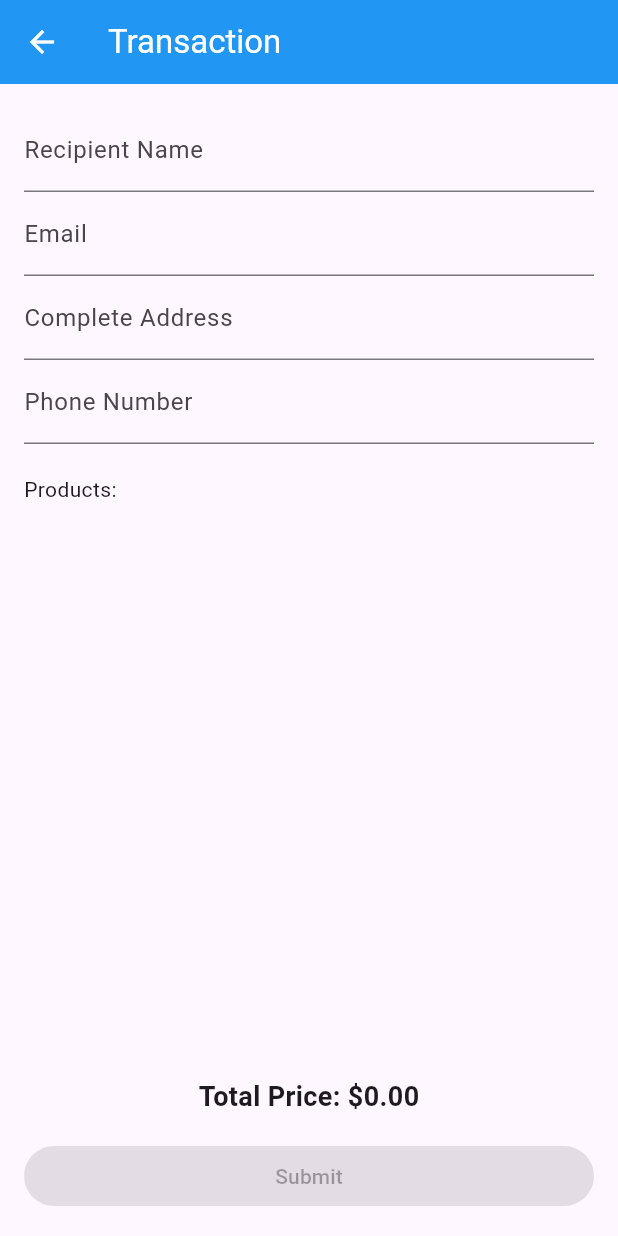
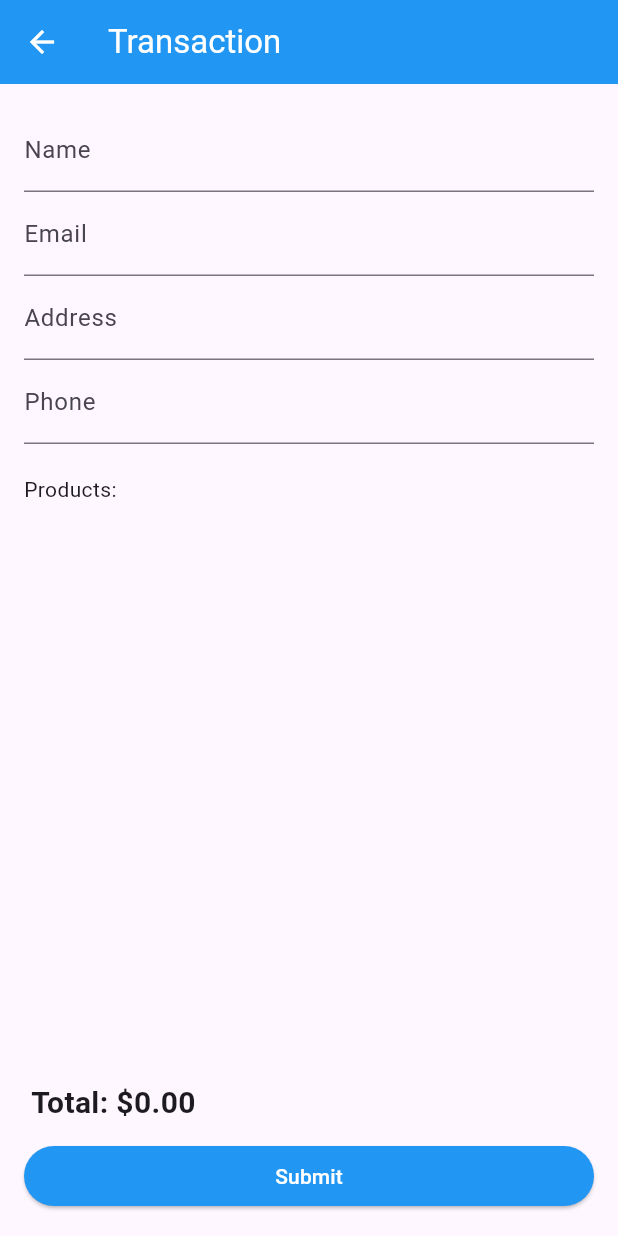
Before and after one commit to gentaananda48/jb_store, a Flutter app: the TransactionScreen screen opened directly with empty values, on a phone screen of 412 x 824 dp. Run offline on Flutter 3.47's test engine with Material 3 defaults, Android fonts, the phone set to English and light mode, and no system bars; network calls fail.

Commit message:
Menambahkan halaman create transaction dan detail transaction

```diff
--- a/lib/screen/all_product.dart
+++ b/lib/screen/all_product.dart
@@ -47,6 +47,7 @@ class _AllProductsScreenState extends State<AllProductsScreen> {
           children: [
             ListTile(
               title: Row(
+                mainAxisAlignment: MainAxisAlignment.start,
                 children: [
                   IconButton(
                     onPressed: (){
--- a/lib/transaction/transaction_screen.dart
+++ b/lib/transaction/transaction_screen.dart
@@ -1,5 +1,7 @@
 import 'package:flutter/material.dart';
+import 'package:flutter/widgets.dart';
 import 'package:jb_store/models/product.dart';
+import 'package:jb_store/transaction/detail_transaction.dart';
 
 class TransactionScreen extends StatefulWidget {
   final List<Product> cart;
@@ -12,13 +14,35 @@ class TransactionScreen extends StatefulWidget {
 
 class _TransactionScreenState extends State<TransactionScreen> {
   final _formKey = GlobalKey<FormState>();
-  final _nameController = TextEditingController();
-  final _emailController = TextEditingController();
-  final _addressController = TextEditingController();
-  final _phoneController = TextEditingController();
+  final Map<String, dynamic> _transactionData = {
+    'name': '',
+    'email': '',
+    'address': '',
+    'phone': '',
+    'total': 0.0,
+  };
 
-  double calculateTotalPrice() {
-    return widget.cart.fold(0, (total, current) => total + current.price);
+  @override
+  void initState() {
+    super.initState();
+    _transactionData['total'] = widget.cart.fold(0.0, (sum, item) => sum + item.price);
+  }
+
+  void _submitForm() {
+    if (_formKey.currentState?.validate() ?? false) {
+      _formKey.currentState?.save();
+      Navigator.push(
+        context,
+        MaterialPageRoute(
+          builder: (context) => DetailTransactionScreen(
+            transactionData: _transactionData,
+            products: widget.cart,
+            cart: widget.cart,
+          ),
+        ),
+      );
+
+    }
   }
 
   @override
@@ -36,47 +60,55 @@ class _TransactionScreenState extends State<TransactionScreen> {
           child: ListView(
             children: [
               TextFormField(
-                controller: _nameController,
-                decoration: InputDecoration(labelText: 'Recipient Name'),
+                decoration: InputDecoration(labelText: 'Name'),
+                onSaved: (value) {
+                  _transactionData['name'] = value;
+                },
                 validator: (value) {
                   if (value == null || value.isEmpty) {
-                    return 'Please enter the recipient name';
+                    return 'Please enter your name';
                   }
                   return null;
                 },
               ),
               TextFormField(
-                controller: _emailController,
                 decoration: InputDecoration(labelText: 'Email'),
+                onSaved: (value) {
+                  _transactionData['email'] = value;
+                },
                 validator: (value) {
                   if (value == null || value.isEmpty) {
-                    return 'Please enter the email';
+                    return 'Please enter your email';
                   }
                   return null;
                 },
               ),
               TextFormField(
-                controller: _addressController,
-                decoration: InputDecoration(labelText: 'Complete Address'),
+                decoration: InputDecoration(labelText: 'Address'),
+                onSaved: (value) {
+                  _transactionData['address'] = value;
+                },
                 validator: (value) {
                   if (value == null || value.isEmpty) {
-                    return 'Please enter the complete address';
+                    return 'Please enter your address';
                   }
                   return null;
                 },
               ),
               TextFormField(
-                controller: _phoneController,
-                decoration: InputDecoration(labelText: 'Phone Number'),
+                decoration: InputDecoration(labelText: 'Phone'),
+                onSaved: (value) {
+                  _transactionData['phone'] = value;
+                },
                 validator: (value) {
                   if (value == null || value.isEmpty) {
-                    return 'Please enter the phone number';
+                    return 'Please enter your phone number';
                   }
                   return null;
                 },
               ),
-              SizedBox(height: 20),
-              Text('Products:'),
+              SizedBox(height: 20,),
+              Text('Products: '),
               ...widget.cart.map((product) => ListTile(
                     leading: Image.network(
                       product.image,
@@ -86,44 +118,30 @@ class _TransactionScreenState extends State<TransactionScreen> {
                     ),
                     title: Text(product.title),
                   )),
-              SizedBox(height: 20),
             ],
           ),
         ),
       ),
-      bottomNavigationBar: Container(
+      bottomNavigationBar: Padding(
         padding: const EdgeInsets.all(16.0),
         child: Column(
           mainAxisSize: MainAxisSize.min,
           children: [
-            Text(
-              'Total Price: \$${calculateTotalPrice().toStringAsFixed(2)}',
-              style: TextStyle(fontSize: 18, fontWeight: FontWeight.bold),
+            Align(
+              alignment: Alignment.centerLeft,
+              child: Text(
+                ' Total: \$${_transactionData['total'].toStringAsFixed(2)}',
+                style: TextStyle(fontSize: 20, fontWeight: FontWeight.bold),
+              ),
             ),
-            SizedBox(height: 16),
+            SizedBox(height: 10),
             SizedBox(
               width: double.infinity,
               child: ElevatedButton(
-                onPressed: widget.cart.isEmpty
-                    ? null
-                    : () {
-                        if (_formKey.currentState!.validate()) {
-                          // Clear the cart and navigate back to the detail screen
-                          setState(() {
-                            widget.cart.clear();
-                          });
-
-                          Navigator.pop(context);
-                          Navigator.pop(context);
-
-                          ScaffoldMessenger.of(context).showSnackBar(
-                            SnackBar(content: Text('Transaction Complete')),
-                          );// Pass true to indicate transaction completed
-                        }
-                      },
+                onPressed: _submitForm,
                 style: ElevatedButton.styleFrom(
-                  backgroundColor: Colors.blue, // Background color
-                  foregroundColor: Colors.white, // Foreground color
+                  backgroundColor: Colors.blue,
+                  foregroundColor: Colors.white,
                 ),
                 child: Text('Submit'),
               ),
```
Also changed, not shown: lib/transaction/detail_transaction.dart (added, +144 -0 lines).
